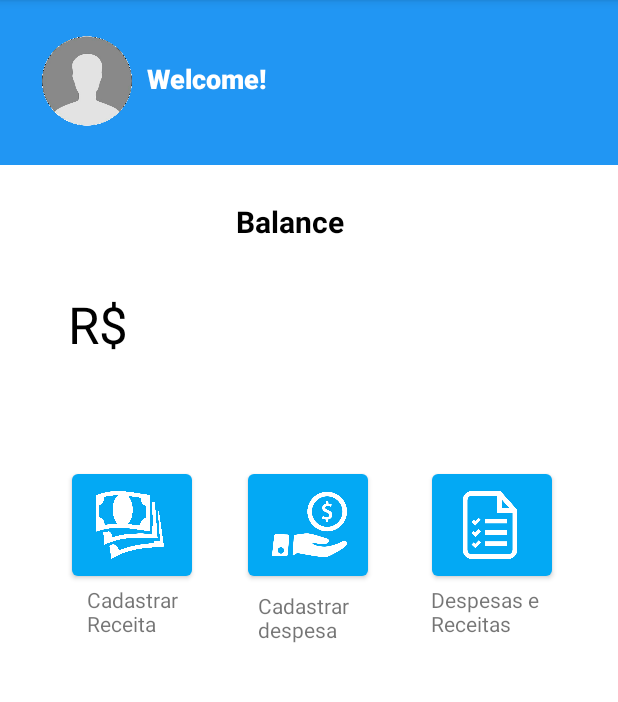
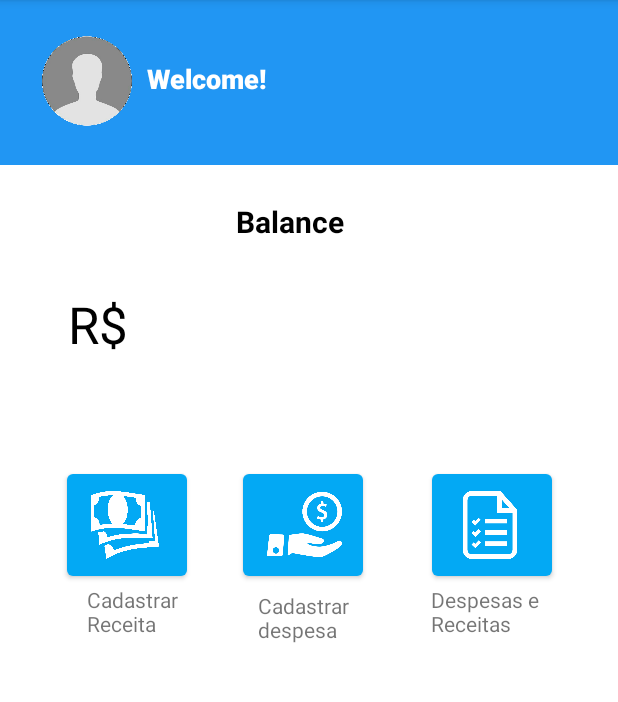
Before and after one commit to tarcizo12/Gestao_Financeira, an Android app: the UserActivity screen opened directly, with no data from a screen before it, on a phone screen of 412 x 824 dp, the part 84-786 px from its top. Run offline under Robolectric (Android 15) with nearby library versions, the phone set to English and light mode, and no system bars; our stand-ins replace Firebase (no records; nobody signed in at launch, a user with empty details on screens opened directly); Roboto replaces fonts that are not available here.

Commit message:
Iniciando CRUD

```diff
--- a/app/src/main/java/Entitys/User.kt
+++ b/app/src/main/java/Entitys/User.kt
@@ -4,4 +4,4 @@ data class User(
                 var email:  String,
                 var number: String,
                 var name: String,
-                var revenue: Int = 0)
+                var totalMoney: Int = 0)
--- a/app/src/main/java/com/example/Activitys/LoginActivity.kt
+++ b/app/src/main/java/com/example/Activitys/LoginActivity.kt
@@ -78,10 +78,7 @@ class LoginActivity : AppCompatActivity(), View.OnClickListener {
                     Toast.makeText(baseContext, "Seja bem vindo ", Toast.LENGTH_SHORT).show()
                     finish()
                 } else {
-                    Log.i("taskError",task.exception.toString())
-                    try { }catch(e: com.google.firebase.auth.FirebaseAuthInvalidUserException){
-                        mUserEmail.error = "Email nao cadastrado"
-                    }
+                    //Tratar erros posteriormente
                 }
             }
         }else{
--- a/app/src/main/java/com/example/Activitys/UserActivity.kt
+++ b/app/src/main/java/com/example/Activitys/UserActivity.kt
@@ -16,7 +16,7 @@ import com.google.firebase.database.DatabaseError
 import com.google.firebase.database.FirebaseDatabase
 import com.google.firebase.ktx.Firebase
 
-class UserActivity : AppCompatActivity() {
+class UserActivity : AppCompatActivity(), View.OnClickListener {
     private lateinit var userView: View
     private lateinit var userProfilePicture: ImageView
 
@@ -33,6 +33,7 @@ class UserActivity : AppCompatActivity() {
     private lateinit var userTextDispensesAndExpenses: TextView
     private lateinit var dbInstance: FirebaseDatabase
     private lateinit var auth: FirebaseAuth
+    private lateinit var userId: String
 
 
     override fun onCreate(savedInstanceState: Bundle?) {
@@ -47,6 +48,7 @@ class UserActivity : AppCompatActivity() {
         userMoney = findViewById(R.id.userMoney)
 
         userButtonRegisterRecipe = findViewById(R.id.userButtonRegisterRecipe)
+        userButtonRegisterRecipe.setOnClickListener(this)
         userButtonRegisterExpense = findViewById(R.id.userButtonRegisterExpense)
         userButtonRecipesAndExpenses = findViewById(R.id.userButtonRecipesAndExpenses)
 
@@ -70,9 +72,9 @@ class UserActivity : AppCompatActivity() {
                 .orderByChild("email").equalTo(auth.currentUser?.email)
                 .addChildEventListener(object: ChildEventListener{
                     override fun onChildAdded(snapshot: DataSnapshot, previousChildName: String?) {
-
+                        userId = snapshot.key!!
                         val setNameUser = snapshot.child("name").value.toString()
-                        val setMoneyUser = snapshot.child("revenue").value.toString()
+                        val setMoneyUser = snapshot.child("totalMoney").value.toString()
 
                         userWelcome.text =  "Seja bem vindo $setNameUser"
                         userMoney.text =  "R$ $setMoneyUser"
@@ -92,4 +94,8 @@ class UserActivity : AppCompatActivity() {
         }
 
     }
+
+    override fun onClick(p0: View?) {
+
+    }
 }
--- a/app/src/main/res/layout/user_activity.xml
+++ b/app/src/main/res/layout/user_activity.xml
@@ -81,7 +81,7 @@
         app:iconPadding="15dp"
         app:iconSize="45dp"
         app:layout_constraintEnd_toEndOf="parent"
-        app:layout_constraintHorizontal_bias="0.145"
+        app:layout_constraintHorizontal_bias="0.135"
         app:layout_constraintStart_toStartOf="parent"
         app:layout_constraintTop_toBottomOf="@+id/userView"
         tools:ignore="SpeakableTextPresentCheck" />
```
